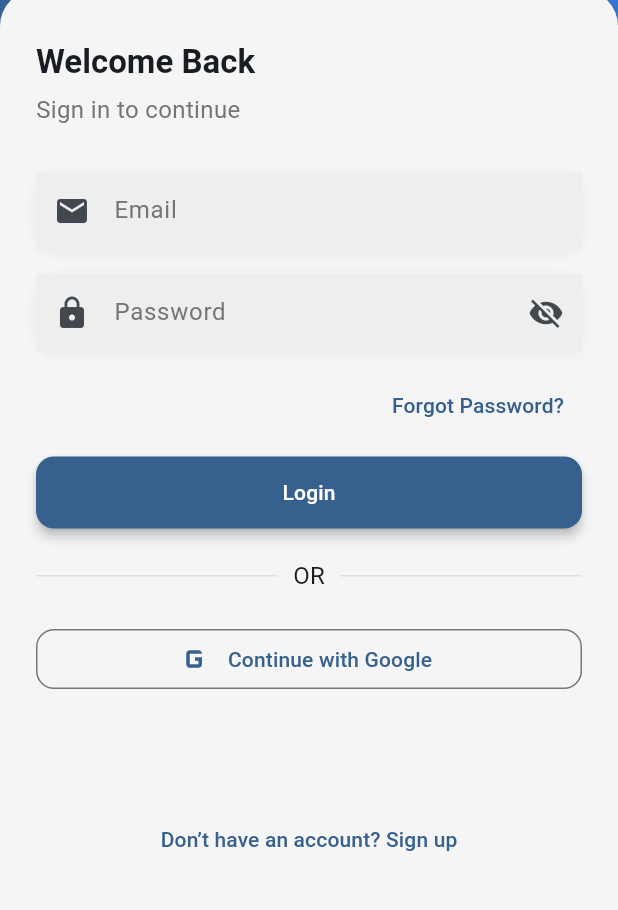
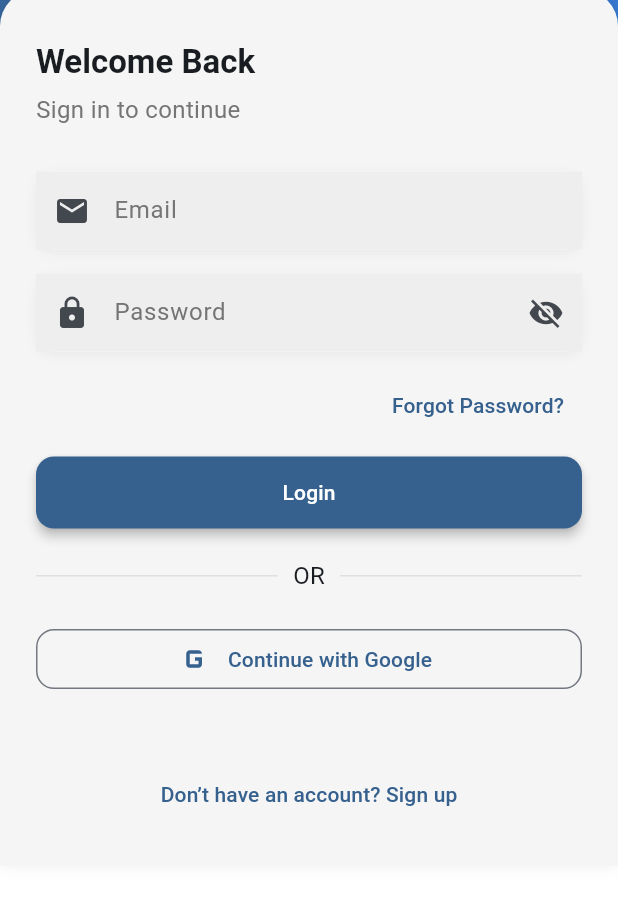
Before and after one commit to Smiller2424/KrustyKonnect_project2, a Flutter app: the screen it shows after launch, on a phone screen of 412 x 824 dp, the part 325-1235 px from its top. Run offline on Flutter 3.47's test engine with Material 3 defaults, Android fonts, the phone set to English and light mode, and no system bars; our stand-ins replace cloud_firestore, firebase_auth, firebase_core, firebase_messaging; accounts and stored records are empty.

Commit message:
built out and refined login screen UI and fixed layout issues

```diff
--- a/lib/social/screens/login_screen.dart
+++ b/lib/social/screens/login_screen.dart
@@ -76,7 +76,7 @@ class _LoginScreenState extends State<LoginScreen> {
       body: Column(
         children: [
 
-          // TOP GRADIENT HEADER
+          // TOP HEADER
           Container(
             height: 240,
             width: double.infinity,
@@ -106,10 +106,11 @@ class _LoginScreenState extends State<LoginScreen> {
             ),
           ),
 
-          // FLOATING FORM CONTAINER
+          // FORM SECTION
           Expanded(
+            child: Transform.translate(
+              offset: const Offset(0, -30),
               child: Container(
-              margin: const EdgeInsets.only(top: -30),
                 padding: const EdgeInsets.all(24),
                 decoration: BoxDecoration(
                   color: Colors.grey[100],
@@ -174,7 +175,7 @@ class _LoginScreenState extends State<LoginScreen> {
 
                     const SizedBox(height: 10),
 
-                  // LOGIN BUTTON (IMPROVED)
+                    // LOGIN BUTTON
                     SizedBox(
                       width: double.infinity,
                       child: ElevatedButton(
@@ -242,6 +243,7 @@ class _LoginScreenState extends State<LoginScreen> {
                 ),
               ),
             ),
+          ),
         ],
       ),
     );
```
Lines whose indentation alone changed are shown as unchanged.
